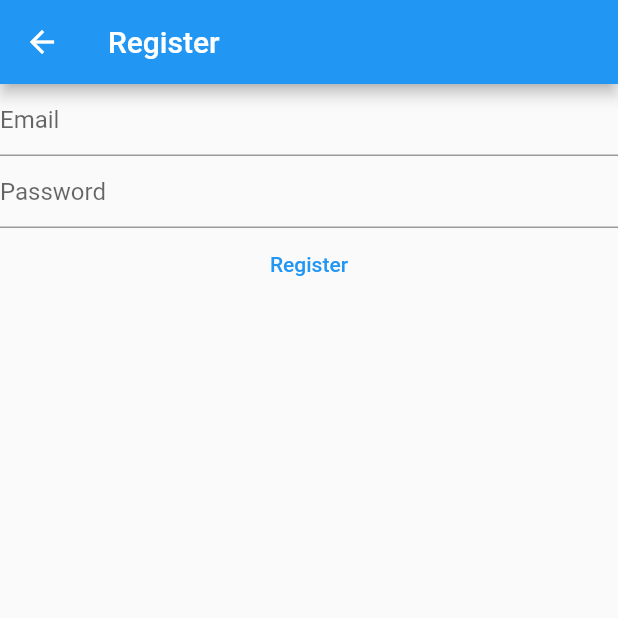
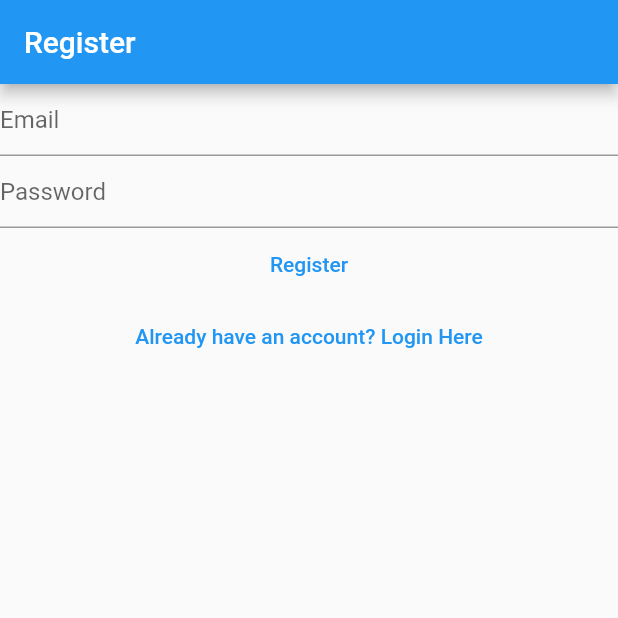
Before and after one commit to BryanLwaya/halimali_cs_project_1, a Flutter app: the RegisterView screen opened directly, on a phone screen of 412 x 824 dp, the top half of it. Run offline on Flutter 3.47's test engine with Material 2 defaults, Android fonts, the phone set to English and light mode, and no system bars; our stand-ins replace firebase_auth, firebase_core; accounts and stored records are empty.

Commit message:
second commit

```diff
--- a/lib/views/register_view.dart
+++ b/lib/views/register_view.dart
@@ -1,9 +1,5 @@
-
 import 'package:firebase_auth/firebase_auth.dart';
-import 'package:firebase_core/firebase_core.dart';
 import 'package:flutter/material.dart';
-
-import '../firebase_options.dart';
 
 class RegisterView extends StatefulWidget {
   const RegisterView({super.key});
@@ -33,75 +29,56 @@
   @override
   Widget build(BuildContext context) {
     return Scaffold(
-      appBar: AppBar(
-        title: const Text("Register")
-        ),
-
-        body: FutureBuilder(
-          future: Firebase.initializeApp(
-            options: DefaultFirebaseOptions.currentPlatform,
-          ),
-          builder: (context, snapshot) {
-            switch (snapshot.connectionState){
-
-              case ConnectionState.done:
-              return Column(
+      appBar: AppBar(title: const Text('Register')),
+      body: Column(
         children: [
-
           TextField(
             controller: _email,
             enableSuggestions: false,
             autocorrect: false,
             keyboardType: TextInputType.emailAddress,
-                decoration: const InputDecoration(
-                hintText: 'Email'
-              ),),
-
+            decoration: const InputDecoration(hintText: 'Email'),
+          ),
           TextField(
             controller: _password,
             obscureText: true,
             enableSuggestions: false,
             autocorrect: false,
-                decoration: const InputDecoration(
-                hintText: 'Password'
+            decoration: const InputDecoration(hintText: 'Password'),
           ),
-              ),
-
           TextButton(
-                onPressed: () async{
-
+              onPressed: () async {
                 final email = _email.text;
                 final password = _password.text;
 
-                  try{
-                    final userCredential =
-                  await FirebaseAuth.instance.createUserWithEmailAndPassword(
+                try {
+                  final userCredential = await FirebaseAuth.instance
+                      .createUserWithEmailAndPassword(
                     email: email,
                     password: password,
                   );
                   print(userCredential);
-                  } on FirebaseAuthException catch (e){
-                    if (e.code == 'weak-password'){
+                } on FirebaseAuthException catch (e) {
+                  if (e.code == 'weak-password') {
                     print('Weak Password');
-                    } else if (e.code == 'email-already-in-use'){
+                  } else if (e.code == 'email-already-in-use') {
                     print("Email is already in use");
-                    } else if (e.code == 'invalid-email'){
+                  } else if (e.code == 'invalid-email') {
                     print("Invalid Email");
                   }
                 }
-
               },
               child: const Text("Register")),
+          TextButton(
+            onPressed: () {
+              Navigator.of(context).pushNamedAndRemoveUntil(
+                '/login/',
+                (route) => false,
+              );
+            },
+            child: const Text('Already have an account? Login Here'),
+          )
         ],
-          );
-          default:
-          return const Text("Loading...");
-
-
-        }
-
-
-        },
       ),
     );
   }
```
Also changed, not shown: lib/main.dart (+17 -19 lines), lib/views/login_view.dart (+21 -41 lines), lib/views/verify_email_view.dart (added, +31 -0 lines). Lines whose indentation alone changed are shown as unchanged.
